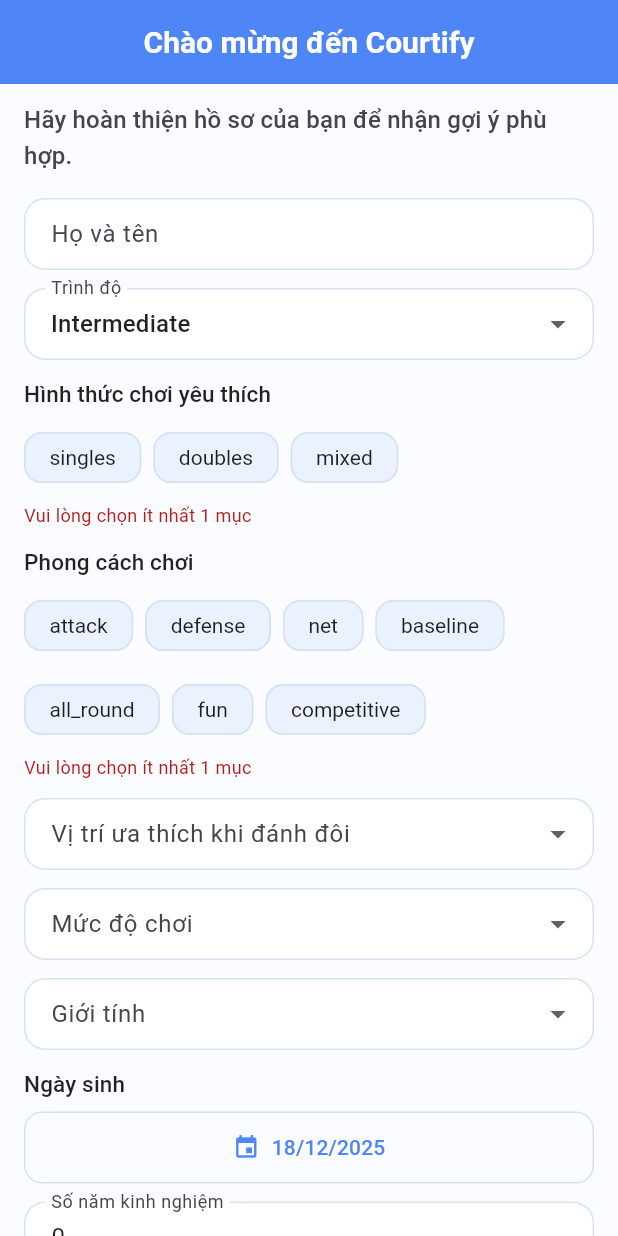
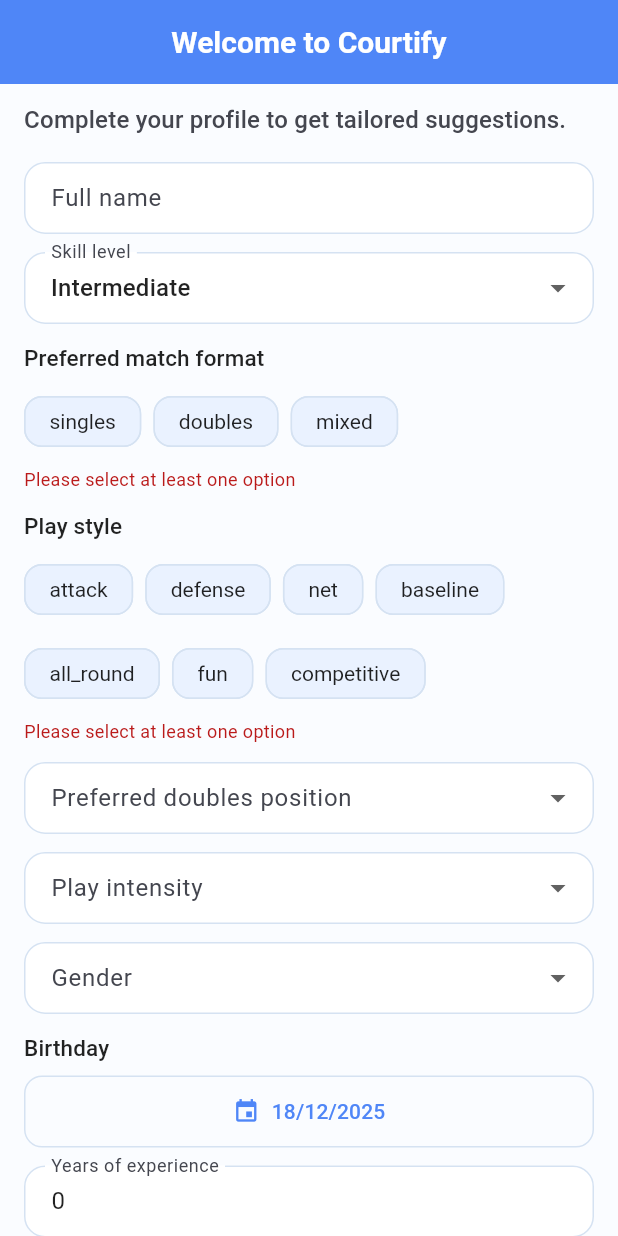
Before and after one commit to BaoMinhne/badminton_booking_app, a Flutter app: the OnboardingPage screen opened directly with empty values, on a phone screen of 412 x 824 dp. Run offline on Flutter 3.47's test engine with Material 3 defaults, Android fonts, the light colour scheme and no system bars; our stand-ins replace curved_navigation_bar, fl_chart, flutter_dotenv, image_picker, intl_phone_field, pocketbase and 1 more; accounts and stored records are empty; network calls fail.

Commit message:
Translate onboarding page text to English

```diff
--- a/lib/pages/user/onboarding_page.dart
+++ b/lib/pages/user/onboarding_page.dart
@@ -114,7 +114,7 @@
     return Scaffold(
       appBar: AppBar(
         automaticallyImplyLeading: false,
-        title: const Text('Chào mừng đến Courtify'),
+        title: const Text('Welcome to Courtify'),
         centerTitle: true,
       ),
       body: SafeArea(
@@ -126,7 +126,7 @@
               crossAxisAlignment: CrossAxisAlignment.start,
               children: [
                 Text(
-                  'Hãy hoàn thiện hồ sơ của bạn để nhận gợi ý phù hợp.',
+                  'Complete your profile to get tailored suggestions.',
                   style: Theme.of(context)
                       .textTheme
                       .titleMedium
@@ -134,23 +134,23 @@
                 ),
                 const SizedBox(height: 16),
                 _buildTextField(
-                  label: 'Họ và tên',
+                  label: 'Full name',
                   controller: _fullnameController,
                   validator: (value) =>
                       value == null || value.trim().isEmpty
-                          ? 'Vui lòng nhập họ tên'
+                          ? 'Please enter your full name'
                           : null,
                 ),
                 const SizedBox(height: 12),
                 _buildDropdown(
-                  label: 'Trình độ',
+                  label: 'Skill level',
                   value: _selectedLevel,
                   options: _levelOptions,
                   onChanged: (value) => setState(() => _selectedLevel = value),
                 ),
                 const SizedBox(height: 12),
                 _buildChips(
-                  label: 'Hình thức chơi yêu thích',
+                  label: 'Preferred match format',
                   options: _matchTypeOptions,
                   selectedValues: _selectedMatchTypes,
                   onChanged: (newValues) =>
@@ -158,7 +158,7 @@
                 ),
                 const SizedBox(height: 12),
                 _buildChips(
-                  label: 'Phong cách chơi',
+                  label: 'Play style',
                   options: _playStyleTagOptions,
                   selectedValues: _selectedPlayStyleTags,
                   onChanged: (newValues) =>
@@ -167,7 +167,7 @@
                 ),
                 const SizedBox(height: 12),
                 _buildDropdown(
-                  label: 'Vị trí ưa thích khi đánh đôi',
+                  label: 'Preferred doubles position',
                   value: _selectedPreferredRole,
                   options: _preferredRoleOptions,
                   onChanged: (value) =>
@@ -175,14 +175,14 @@
                 ),
                 const SizedBox(height: 12),
                 _buildDropdown(
-                  label: 'Mức độ chơi',
+                  label: 'Play intensity',
                   value: _selectedIntensity,
                   options: _intensityOptions,
                   onChanged: (value) => setState(() => _selectedIntensity = value),
                 ),
                 const SizedBox(height: 12),
                 _buildDropdown(
-                  label: 'Giới tính',
+                  label: 'Gender',
                   value: _selectedGender,
                   options: _genderOptions,
                   onChanged: (value) => setState(() => _selectedGender = value),
@@ -191,13 +191,13 @@
                 _buildDatePicker(context),
                 const SizedBox(height: 12),
                 _buildNumberField(
-                  label: 'Số năm kinh nghiệm',
+                  label: 'Years of experience',
                   controller: _experienceController,
                   max: 40,
                 ),
                 const SizedBox(height: 12),
                 _buildNumberField(
-                  label: 'Số buổi chơi mỗi tuần',
+                  label: 'Sessions per week',
                   controller: _playPerWeekController,
                   max: 14,
                   min: 0,
@@ -214,7 +214,7 @@
                             child: CircularProgressIndicator(strokeWidth: 2),
                           )
                         : const Icon(Icons.check_circle_outline),
-                    label: const Text('Hoàn tất hồ sơ'),
+                    label: const Text('Complete profile'),
                   ),
                 ),
               ],
@@ -249,7 +249,7 @@
     return DropdownButtonFormField<String>(
       value: value,
       onChanged: onChanged,
-      validator: (v) => v == null || v.isEmpty ? 'Vui lòng chọn $label' : null,
+      validator: (v) => v == null || v.isEmpty ? 'Please select $label' : null,
       decoration: InputDecoration(
         labelText: label,
         border: OutlineInputBorder(borderRadius: BorderRadius.circular(12)),
@@ -307,7 +307,7 @@
           Padding(
             padding: const EdgeInsets.only(top: 6),
             child: Text(
-              'Vui lòng chọn ít nhất 1 mục',
+              'Please select at least one option',
               style: TextStyle(
                 color: Theme.of(context).colorScheme.error,
                 fontSize: 12,
@@ -320,13 +320,13 @@
 
   Widget _buildDatePicker(BuildContext context) {
     final dateText = _selectedBirthday == null
-        ? 'Chọn ngày sinh'
+        ? 'Select birthday'
         : DateFormat('dd/MM/yyyy').format(_selectedBirthday!);
 
     return Column(
       crossAxisAlignment: CrossAxisAlignment.start,
       children: [
-        Text('Ngày sinh',
+        Text('Birthday',
             style: Theme.of(context)
                 .textTheme
                 .labelLarge
@@ -346,7 +346,7 @@
           Padding(
             padding: const EdgeInsets.only(top: 6),
             child: Text(
-              'Vui lòng chọn ngày sinh',
+              'Please select your birthday',
               style: TextStyle(
                 color: Theme.of(context).colorScheme.error,
                 fontSize: 12,
@@ -368,12 +368,12 @@
       keyboardType: TextInputType.number,
       validator: (value) {
         final text = value?.trim() ?? '';
-        if (text.isEmpty) return 'Vui lòng nhập $label';
+        if (text.isEmpty) return 'Please enter $label';
         final number = int.tryParse(text);
-        if (number == null) return 'Giá trị không hợp lệ';
-        if (number < min) return 'Giá trị tối thiểu là $min';
+        if (number == null) return 'Invalid value';
+        if (number < min) return 'Minimum value is $min';
         if (max != null && number > max) {
-          return 'Giá trị tối đa là $max';
+          return 'Maximum value is $max';
         }
         return null;
       },
@@ -450,13 +450,13 @@
 
       if (!mounted) return;
       ScaffoldMessenger.of(context).showSnackBar(
-        const SnackBar(content: Text('Hoàn tất thông tin thành công!')),
+        const SnackBar(content: Text('Profile completed successfully!')),
       );
       Navigator.of(context).pop(true);
     } catch (e) {
       if (!mounted) return;
       ScaffoldMessenger.of(context).showSnackBar(
-        SnackBar(content: Text('Không thể lưu thông tin: $e')),
+        SnackBar(content: Text('Unable to save information: $e')),
       );
     } finally {
       if (mounted) {
```
